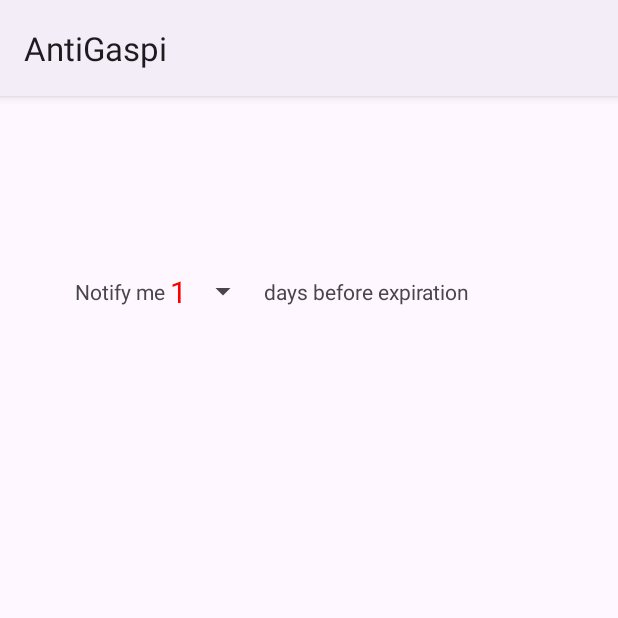
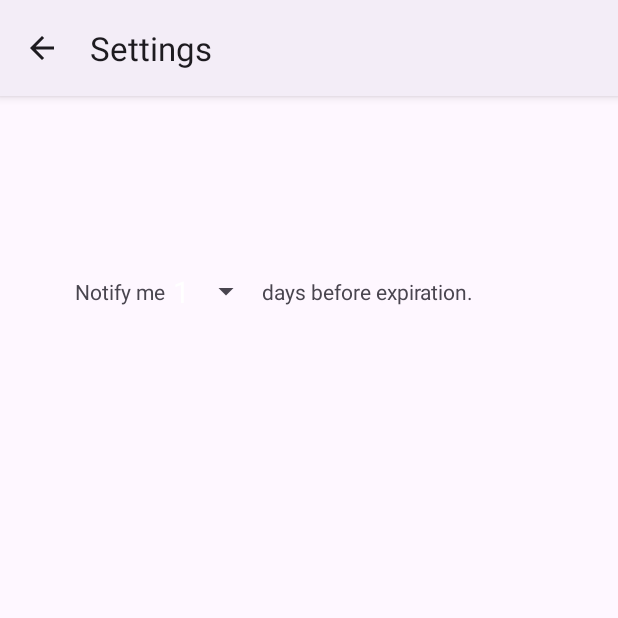
Before and after one commit to faraz19m/AntiGaspi, an Android app built with Jetpack Compose: the screen it shows after launch (SettingsActivity), after a tap on "Open settings", on a phone screen of 412 x 824 dp, the top half of it. Run offline under Robolectric (Android 15) with nearby library versions, the phone set to English and light mode, and no system bars; libraries missing offline, so code that uses them is left out: com.google.mlkit.vision; 2 statements that could not run were skipped.

Commit message:
Changes on the menu.

```diff
--- a/app/src/main/java/com/example/antigaspi/MainActivity.kt
+++ b/app/src/main/java/com/example/antigaspi/MainActivity.kt
@@ -37,6 +37,15 @@
     override fun onCreate(savedInstanceState: Bundle?) {
         super.onCreate(savedInstanceState)
         setContentView(R.layout.activity_main)
+
+        // show logo on action bar
+        supportActionBar?.setDisplayShowTitleEnabled(true)
+        supportActionBar?.setDisplayShowHomeEnabled(true)
+        supportActionBar?.setIcon(R.drawable.ic_default_icon)
+        supportActionBar?.title = " AntiGaspi"
+
+
+
 
         // For memory retention of the list
         sharedPreferencesHelper = SharedPreferencesHelper(this)
--- a/app/src/main/java/com/example/antigaspi/SettingsActivity.kt
+++ b/app/src/main/java/com/example/antigaspi/SettingsActivity.kt
@@ -1,6 +1,10 @@
 package com.example.antigaspi
 
+import android.content.Intent
 import android.os.Bundle
+import android.view.Menu
+import android.view.MenuInflater
+import android.view.MenuItem
 import android.view.View
 import android.widget.AdapterView
 import android.widget.ArrayAdapter
@@ -14,6 +18,12 @@
         super.onCreate(savedInstanceState)
         setContentView(R.layout.activity_settings)
 
+        // set back button on menu
+        supportActionBar?.setDisplayHomeAsUpEnabled(true)
+        // set title on menu
+        supportActionBar?.title = "Settings"
+
+        // set up spinner
         val spinner: Spinner = findViewById(R.id.sSetExpirationDays)
         spinner.setSelection(0)
         spinner.onItemSelectedListener = this
@@ -30,10 +40,33 @@
         }
     }
 
+    override fun onCreateOptionsMenu(menu: Menu?): Boolean {
+        val inflater: MenuInflater = menuInflater
+        inflater.inflate(R.menu.menubar_settings, menu)
+        super.onCreateOptionsMenu(menu)
+        return true
+    }
+
+    override fun onOptionsItemSelected(item: MenuItem): Boolean {
+        when(item.itemId) {
+            // go back to main activity
+            android.R.id.home -> {
+                val intent: Intent = Intent(this, MainActivity::class.java)
+                startActivity(intent)
+                finish()
+                return true
+            }
+
+        }
+
+        return super.onOptionsItemSelected(item)
+    }
+
     override fun onItemSelected(parent: AdapterView<*>?, view: View?, position: Int, id: Long) {
         var ar = R.array.days_before_expiration
         val spinner: Spinner = findViewById(R.id.sSetExpirationDays)
         spinner.setSelection(position)
+        // TODO: Save the setting
 
 
     }
--- /dev/null
+++ b/app/src/main/res/drawable/ic_default_icon.xml
@@ -0,0 +1,9 @@
+<vector xmlns:android="http://schemas.android.com/apk/res/android" android:height="24dp" android:tint="#000000" android:viewportHeight="24" android:viewportWidth="24" android:width="24dp">
+
+    <path android:fillColor="@android:color/white" android:pathData="M15,2l-3.5,0l-1,-1l-5,0l-1,1l-3.5,0l0,2l14,0z"/>
+
+    <path android:fillColor="@android:color/white" android:pathData="M16,9c-0.7,0 -1.37,0.1 -2,0.29V5H2v12c0,1.1 0.9,2 2,2h5.68c1.12,2.36 3.53,4 6.32,4c3.87,0 7,-3.13 7,-7C23,12.13 19.87,9 16,9zM16,21c-2.76,0 -5,-2.24 -5,-5s2.24,-5 5,-5s5,2.24 5,5S18.76,21 16,21z"/>
+
+    <path android:fillColor="@android:color/white" android:pathData="M16.5,12l-1.5,0l0,5l3.6,2.1l0.8,-1.2l-2.9,-1.7z"/>
+
+</vector>
--- a/app/src/main/res/layout/activity_settings.xml
+++ b/app/src/main/res/layout/activity_settings.xml
@@ -9,7 +9,7 @@
         android:id="@+id/tvSetExpirationDays1"
         android:layout_width="wrap_content"
         android:layout_height="wrap_content"
-        android:text="Notify me "
+        android:text="@string/set_expiration_setting1"
         android:layout_marginStart="50dp"
         app:layout_constraintLeft_toLeftOf="parent"
         app:layout_constraintTop_toTopOf="parent"
@@ -20,6 +20,7 @@
         android:id="@+id/sSetExpirationDays"
         android:layout_width="wrap_content"
         android:layout_height="wrap_content"
+        android:layout_marginStart="5dp"
         app:layout_constraintLeft_toRightOf="@+id/tvSetExpirationDays1"
         app:layout_constraintRight_toLeftOf="@id/tvSetExpirationDays2"
         app:layout_constraintBottom_toBottomOf="@+id/tvSetExpirationDays1"
@@ -28,7 +29,7 @@
         android:id="@+id/tvSetExpirationDays2"
         android:layout_width="wrap_content"
         android:layout_height="wrap_content"
-        android:text=" days before expiration"
+        android:text="@string/set_expiration_setting2"
         app:layout_constraintLeft_toRightOf="@id/sSetExpirationDays"
         app:layout_constraintRight_toRightOf="@id/sSetExpirationDays"
         app:layout_constraintBottom_toBottomOf="@+id/tvSetExpirationDays1"
--- a/app/src/main/res/layout/spinner_settings.xml
+++ b/app/src/main/res/layout/spinner_settings.xml
@@ -4,4 +4,4 @@
         android:layout_width="match_parent"
         android:layout_height="wrap_content"
         android:textSize="20sp"
-        android:textColor="#ff0000" />
+        android:textColor="#FFFFFF" />
--- /dev/null
+++ b/app/src/main/res/menu/menubar_settings.xml
@@ -0,0 +1,8 @@
+<?xml version="1.0" encoding="utf-8"?>
+<menu xmlns:android="http://schemas.android.com/apk/res/android"
+    xmlns:app="http://schemas.android.com/apk/res-auto"
+    >
+
+
+
+</menu>
--- a/app/src/main/res/values/strings.xml
+++ b/app/src/main/res/values/strings.xml
@@ -1,3 +1,5 @@
 <resources>
     <string name="app_name">AntiGaspi</string>
+    <string name="set_expiration_setting1">Notify me</string>
+    <string name="set_expiration_setting2">days before expiration.</string>
 </resources>
```
